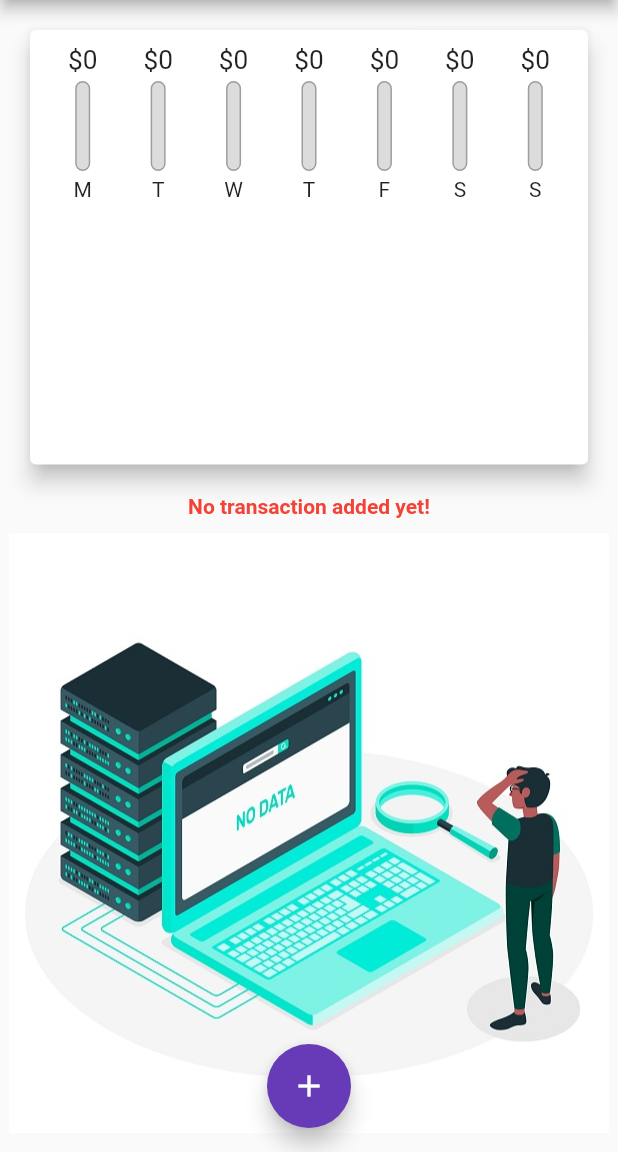
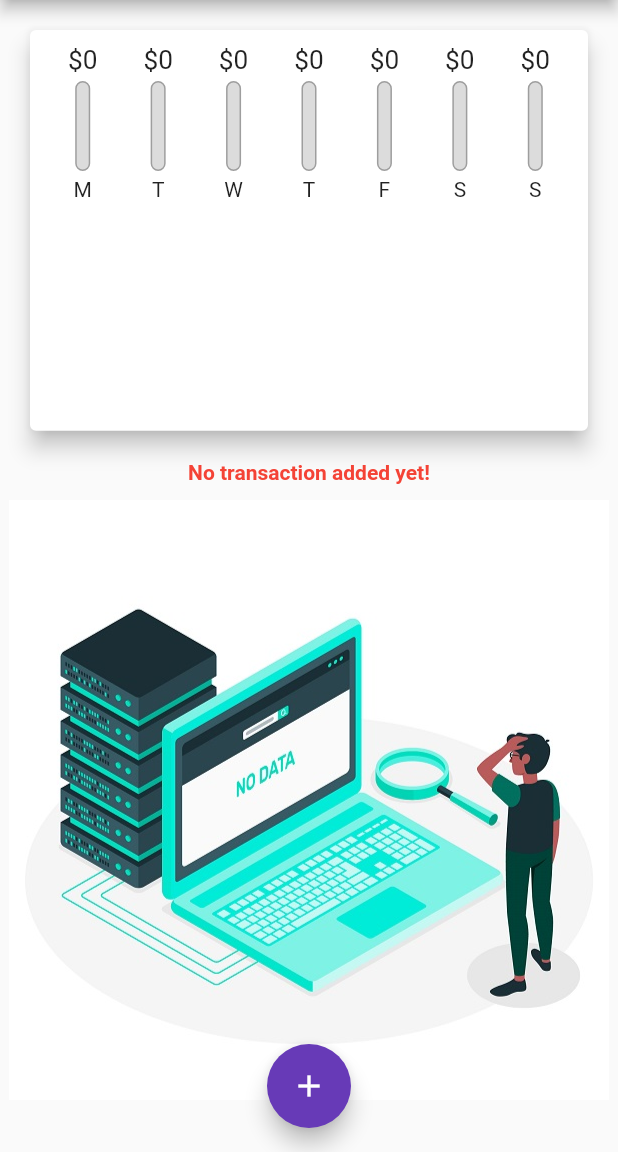
Before and after one commit to rohitranjan753/ExpenseManager, a Flutter app: the screen it shows after launch, on a phone screen of 412 x 824 dp, the part 84-1236 px from its top. Run offline on Flutter 3.47's test engine with Material 2 defaults, Android fonts, the phone set to English and light mode, and no system bars.

Commit message:
height implemented

```diff
--- a/lib/main.dart
+++ b/lib/main.dart
@@ -2,9 +2,8 @@
 import 'package:expensemanager/widgets/chart.dart';
 import 'package:expensemanager/widgets/new_transaction.dart';
 import 'package:expensemanager/widgets/transaction_list.dart';
+import 'package:flutter/cupertino.dart';
 import 'package:flutter/material.dart';
-
-
 
 void main() {
   runApp(MyApp());
@@ -28,13 +27,11 @@
 }
 
 class MyHomePage extends StatefulWidget {
-
   @override
   State<MyHomePage> createState() => _MyHomePageState();
 }
 
 class _MyHomePageState extends State<MyHomePage> {
-
   final List<Transaction> _userTrasaction = [
     // Transaction(
     //     id: 't1', title: 'New Shoes', amount: 69.55, date: DateTime.now()),
@@ -42,13 +39,17 @@
     //     id: 't2', title: 'New Pant', amount: 50.88, date: DateTime.now()),
   ];
 
-  List<Transaction> get _recentTransactions{
+  List<Transaction> get _recentTransactions {
     return _userTrasaction.where((tx) {
-      return tx.date.isAfter(DateTime.now().subtract(Duration(days:7),),);
+      return tx.date.isAfter(
+        DateTime.now().subtract(
+          Duration(days: 7),
+        ),
+      );
     }).toList();
   }
 
-  void _addNewTransaction(String title, double amount,DateTime chosenDate) {
+  void _addNewTransaction(String title, double amount, DateTime chosenDate) {
     final newTx = Transaction(
       title: title,
       amount: amount,
@@ -60,40 +61,52 @@
     });
   }
 
-  void _deleteTransaction(String id){
+  void _deleteTransaction(String id) {
     setState(() {
-      _userTrasaction.removeWhere((tx){
+      _userTrasaction.removeWhere((tx) {
         return tx.id == id;
       });
     });
   }
 
-  void _startAddNewTransaction(BuildContext ctx){
-    showModalBottomSheet(context: ctx, builder: (_) {
-      return GestureDetector(onTap: (){
-      },
+  void _startAddNewTransaction(BuildContext ctx) {
+    showModalBottomSheet(
+      context: ctx,
+      builder: (_) {
+        return GestureDetector(
+            onTap: () {},
             behavior: HitTestBehavior.opaque,
             child: NewTransaction(_addNewTransaction));
-    },);
+      },
+    );
   }
 
   @override
   Widget build(BuildContext context) {
-    return Scaffold(
-      appBar: AppBar(
+    final appBar = AppBar(
       title: Text("Expense Manager"),
       actions: [
         IconButton(
-            onPressed: ()=> _startAddNewTransaction(context),
+          onPressed: () => _startAddNewTransaction(context),
           icon: Icon(Icons.add),
         ),
       ],
-      ),
+    );
+    return Scaffold(
+      appBar: appBar,
       body: SingleChildScrollView(
         child: Column(
           children: [
-            Chart(_recentTransactions),
-            TransactionList(_userTrasaction,_deleteTransaction),
+            Container(
+                height: (MediaQuery.of(context).size.height -
+                        appBar.preferredSize.height - MediaQuery.of(context).padding.top) *
+                    0.4,
+                child: Chart(_recentTransactions)),
+            Container(
+                height: (MediaQuery.of(context).size.height -
+                        appBar.preferredSize.height - MediaQuery.of(context).padding.top) *
+                    0.6,
+                child: TransactionList(_userTrasaction, _deleteTransaction)),
             // Container(
             //   width: double.infinity,
             //   child: Card(
@@ -106,10 +119,12 @@
         ),
       ),
       floatingActionButtonLocation: FloatingActionButtonLocation.centerFloat,
-      floatingActionButton: FloatingActionButton(onPressed: () {
-            ()=> _startAddNewTransaction(context);
+      floatingActionButton: FloatingActionButton(
+        onPressed: () {
+          () => _startAddNewTransaction(context);
         },
-      child: Icon(Icons.add),),
+        child: Icon(Icons.add),
+      ),
     );
   }
 }
--- a/lib/widgets/chart.dart
+++ b/lib/widgets/chart.dart
@@ -40,9 +40,7 @@ class Chart extends StatelessWidget {
 
   @override
   Widget build(BuildContext context) {
-    return Container(
-      height: MediaQuery.of(context).size.height * 0.4,
-      child: Card(
+    return Card(
         elevation: 6,
         margin: EdgeInsets.all(20),
         child: Container(
@@ -60,7 +58,6 @@ class Chart extends StatelessWidget {
             }).toList(),
           ),
         ),
-      ),
     );
   }
 }
--- a/lib/widgets/transaction_list.dart
+++ b/lib/widgets/transaction_list.dart
@@ -9,9 +9,7 @@ class TransactionList extends StatelessWidget {
   TransactionList(this.transaction,this.deleteTx);
   @override
   Widget build(BuildContext context) {
-    return Container(
-      height: MediaQuery.of(context).size.height * 0.2,
-      child: transaction.isEmpty
+    return transaction.isEmpty
           ? Column(
               children: [
                 Text(
```
Lines whose indentation alone changed are shown as unchanged.
